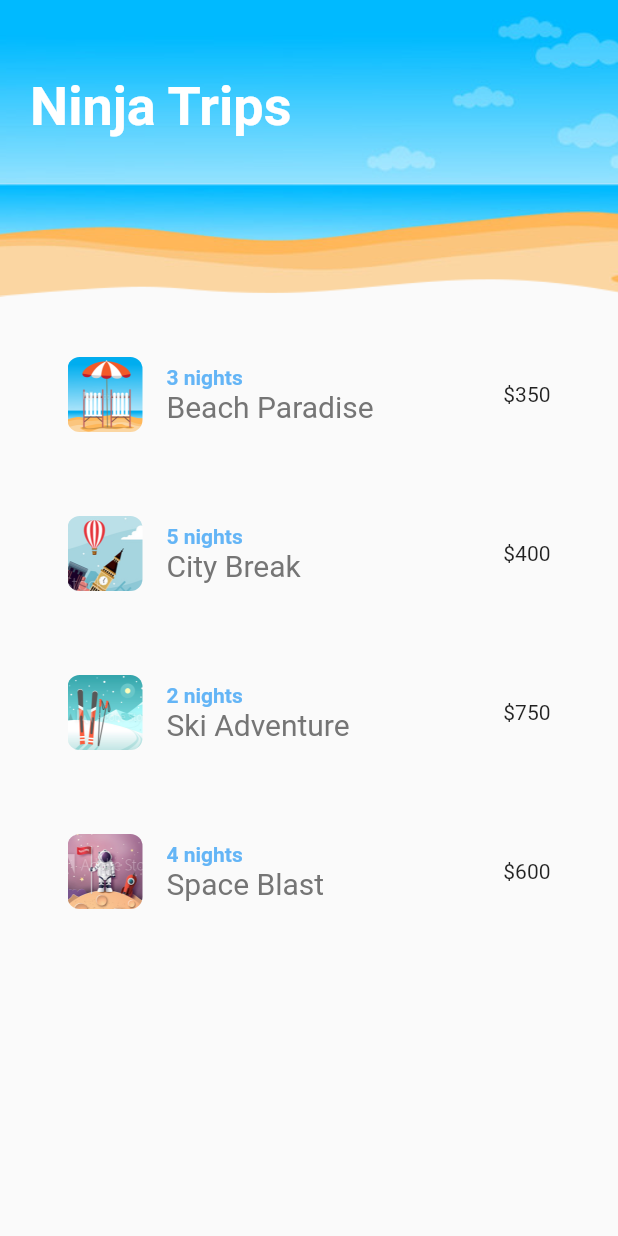
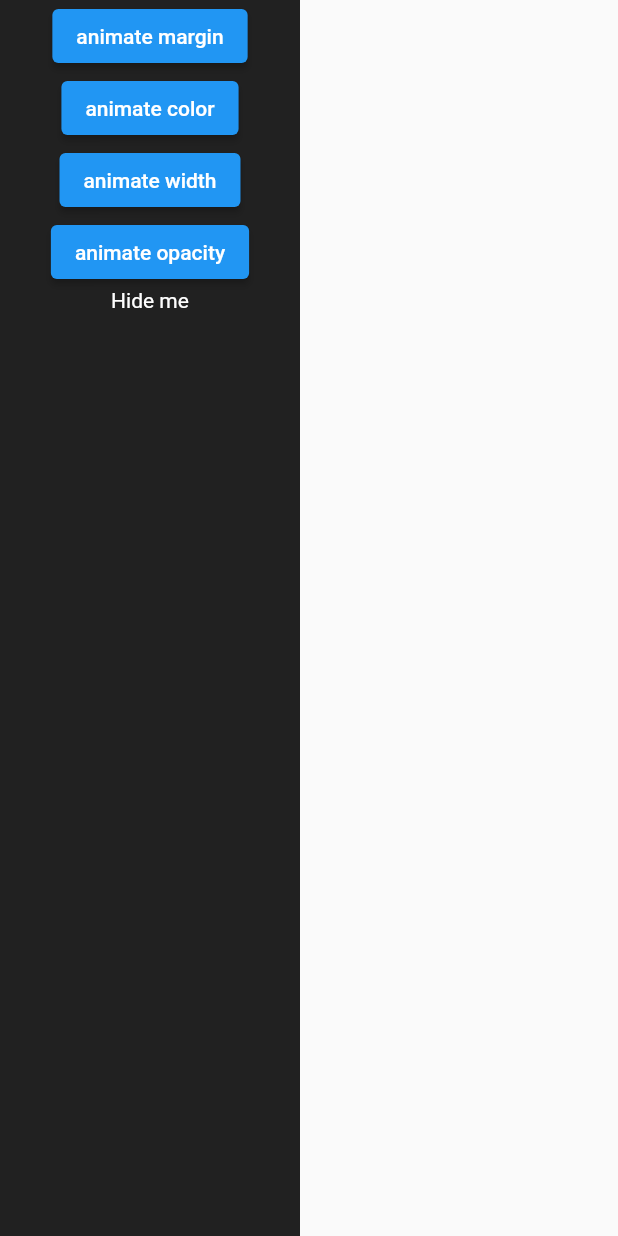
Before and after one commit to mazenshawky/Animation-Demo-2, a Flutter app: the screen it shows after launch, on a phone screen of 412 x 824 dp. Run offline on Flutter 3.47's test engine with Material 2 defaults, Android fonts, the phone set to English and light mode, and no system bars.

Commit message:
Experiment with animations

```diff
--- a/lib/main.dart
+++ b/lib/main.dart
@@ -1,3 +1,4 @@
+import 'package:animation_demo_2/screens/sandbox.dart';
 import 'package:flutter/material.dart';
 import 'package:animation_demo_2/screens/home.dart';
 
@@ -13,7 +14,8 @@ class MyApp extends StatelessWidget {
   Widget build(BuildContext context) {
     return const MaterialApp(
       title: 'Ninja Trips',
-      home: Home(),
+      // home: Home(),
+      home: Sandbox(),
     );
   }
 }
--- /dev/null
+++ b/lib/screens/sandbox.dart
@@ -0,0 +1,71 @@
+import 'package:flutter/material.dart';
+
+class Sandbox extends StatefulWidget {
+  const Sandbox({super.key});
+
+  @override
+  State<Sandbox> createState() => _SandboxState();
+}
+
+class _SandboxState extends State<Sandbox> {
+  double opacity = 1;
+  double margin = 0;
+  double width = 200;
+  Color color = Colors.black87;
+
+  @override
+  Widget build(BuildContext context) {
+    return Scaffold(
+      body: AnimatedContainer(
+        margin: EdgeInsets.all(margin),
+        width: width,
+        color: color,
+        duration: const Duration(seconds: 1),
+        child: Column(
+          children: [
+            ElevatedButton(
+              onPressed: () {
+                setState(() {
+                  margin = 50;
+                });
+              },
+              child: const Text('animate margin'),
+            ),
+            ElevatedButton(
+              onPressed: () {
+                setState(() {
+                  color = Colors.purple;
+                });
+              },
+              child: const Text('animate color'),
+            ),
+            ElevatedButton(
+              onPressed: () {
+                setState(() {
+                  width = 400;
+                });
+              },
+              child: const Text('animate width'),
+            ),
+            ElevatedButton(
+              onPressed: () {
+                setState(() {
+                  opacity = 0;
+                });
+              },
+              child: const Text('animate opacity'),
+            ),
+            AnimatedOpacity(
+              opacity: opacity,
+              duration: const Duration(seconds: 2),
+              child: const Text(
+                'Hide me',
+                style: TextStyle(color: Colors.white),
+              ),
+            ),
+          ],
+        ),
+      ),
+    );
+  }
+}
```
